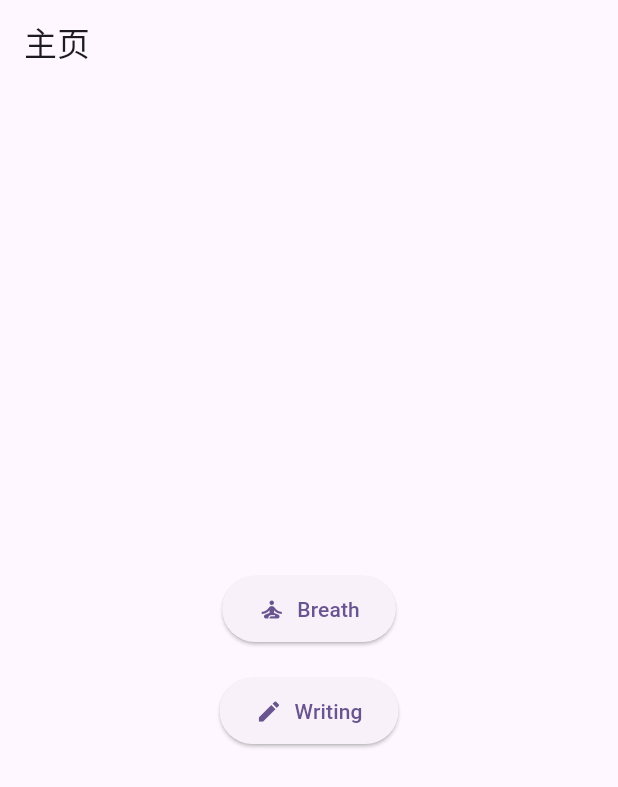
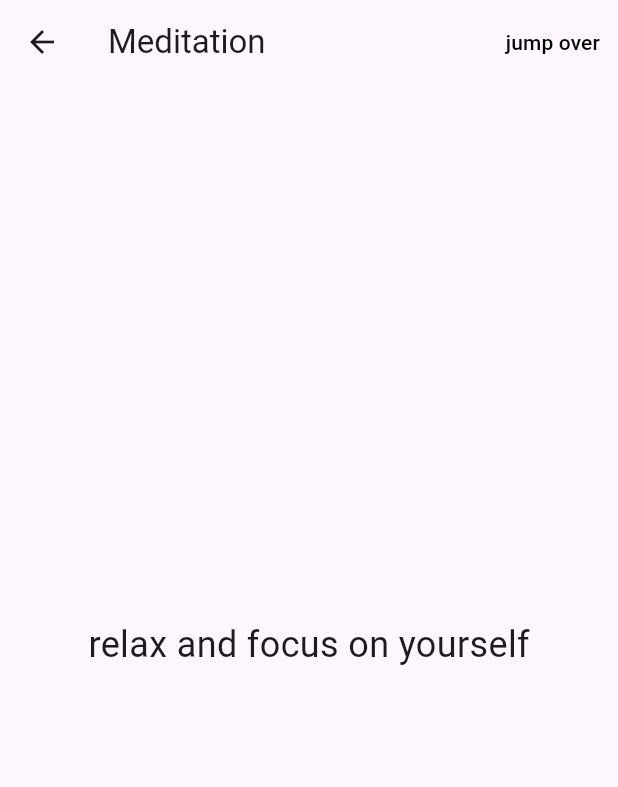
Before and after one commit to Yuan0317/HaveAGoodDay, a Flutter app: the screen it shows after launch, after a tap on "Breath", on a phone screen of 412 x 824 dp. Shown: the top 787 px of the screen. Run offline on Flutter 3.47's test engine with Material 3 defaults, Android fonts, the phone set to English and light mode, and no system bars; our stand-ins replace cloud_firestore, firebase_core; accounts and stored records are empty.

Commit message:
meditation add

```diff
--- a/lib/GratitudeHistoryPage.dart
+++ b/lib/GratitudeHistoryPage.dart
@@ -33,7 +33,6 @@ class GratitudeHistoryPage extends StatelessWidget {
                     // 可以继续添加其他事件或字段
                   ],
                 ),
-
                 // 根据需要显示更多字段或格式化时间戳
               );
             }).toList(),
--- a/lib/main.dart
+++ b/lib/main.dart
@@ -2,6 +2,7 @@ import 'package:firebase_core/firebase_core.dart';
 import 'package:flutter/foundation.dart';
 import 'package:flutter/material.dart';
 import 'GratitudeEntryPage.dart';
+import 'meditationPage.dart';
 
 void main() async {
   WidgetsFlutterBinding.ensureInitialized();
@@ -54,11 +55,11 @@ class HomePage extends StatelessWidget {
           children: [
             ElevatedButton.icon(
               onPressed: () {
-                // Navigator.push(
-                //   context,
-                //   MaterialPageRoute(
-                //       builder: (context) => MeditationPage()),
-                // );
+                Navigator.push(
+                  context,
+                  MaterialPageRoute(
+                      builder: (context) => meditationPage()),
+                );
 
               },
               icon: Icon(Icons.self_improvement),
--- /dev/null
+++ b/lib/meditationPage.dart
@@ -0,0 +1,122 @@
+import 'package:flutter/material.dart';
+import 'dart:async';
+import'GratitudeEntryPage.dart';
+
+class meditationPage extends StatefulWidget {
+  @override
+  _meditationPageState createState() => _meditationPageState();
+}
+
+class _meditationPageState extends State<meditationPage> with TickerProviderStateMixin {
+  late AnimationController _controller;
+  late Animation<double> _animation;
+  bool _showBreathText = false;
+  bool _showWritingButton = false;
+  String _breathText = "Breath in";
+
+  @override
+  void initState() {
+    super.initState();
+    _controller = AnimationController(
+      duration: const Duration(seconds: 6),
+      vsync: this,
+    )..addStatusListener((status) {
+      if (status == AnimationStatus.completed) {
+        _controller.reverse();
+        setState(() {
+          _breathText = "Breath out";
+        });
+      } else if (status == AnimationStatus.dismissed) {
+        _controller.forward();
+        setState(() {
+          _breathText = "Breath in";
+        });
+      }
+    });
+    _animation = CurvedAnimation(
+      parent: _controller,
+      curve: Curves.easeInOut,
+    );
+
+    // 显示提示语3秒钟
+    Timer(Duration(seconds: 3), () {
+      setState(() {
+        _showBreathText = true;
+        _controller.forward();
+      });
+
+      // 冥想1分钟后结束
+      Timer(Duration(minutes: 1), () {
+        setState(() {
+          _showWritingButton = true;
+        });
+      });
+    });
+  }
+
+  void _skipMeditation() {
+    Navigator.push(
+      context,
+      MaterialPageRoute(builder: (context) => GratitudeEntryPage()),
+    );
+  }
+
+  @override
+  void dispose() {
+    _controller.dispose();
+    super.dispose();
+  }
+
+  @override
+  Widget build(BuildContext context) {
+    return Scaffold(
+      appBar: AppBar(
+        title: Text('Meditation'),
+        actions: [
+          TextButton(
+            onPressed: _skipMeditation,
+            child: Text(
+              'jump over',
+              style: TextStyle(color: Colors.black),
+            ),
+          ),
+        ],
+      ),
+
+      body: Center(
+        child: Column(
+          mainAxisAlignment: MainAxisAlignment.center,
+          children: [
+            _showBreathText
+                ? FadeTransition(
+              opacity: _animation,
+              child: Text(
+                _breathText,
+                style: TextStyle(fontSize: 24),
+              ),
+            )
+                : Text(
+              'relax and focus on yourself',
+              style: TextStyle(fontSize: 24),
+            ),
+            SizedBox(height: 20),
+            if (_showWritingButton)
+              ElevatedButton.icon(
+                onPressed: () {
+                  Navigator.push(
+                    context,
+                    MaterialPageRoute(builder: (context) => GratitudeEntryPage()),
+                  );
+                },
+                icon: Icon(Icons.edit),
+                label: Text('gratitude'),
+                style: ElevatedButton.styleFrom(
+                  padding: EdgeInsets.symmetric(horizontal: 24, vertical: 12),
+                ),
+              ),
+          ],
+        ),
+      ),
+    );
+  }
+}
```
